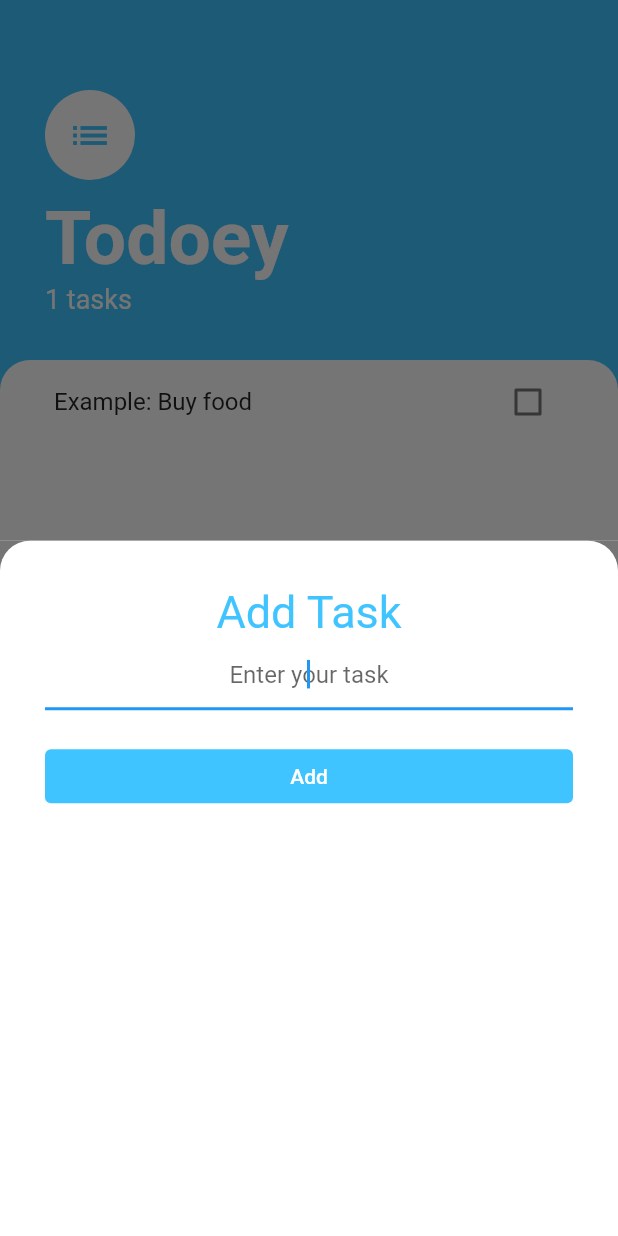
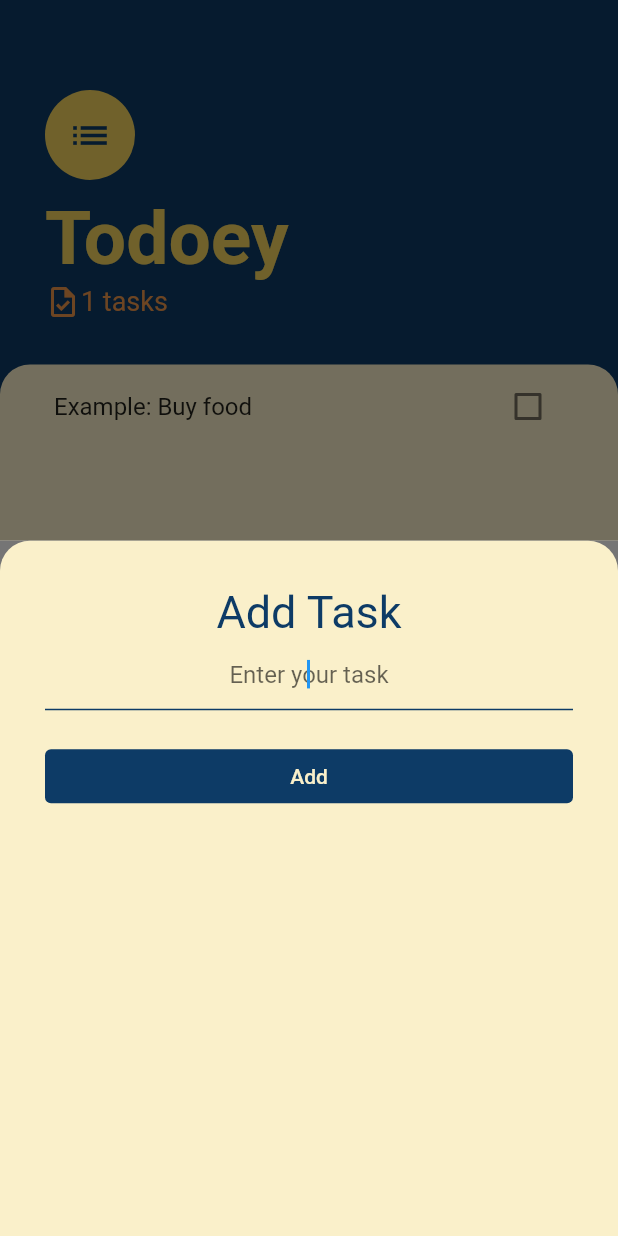
Before and after one commit to SanshanGan/todoey_flutter, a Flutter app: the screen it shows after launch, after a tap on the "add" icon, on a phone screen of 412 x 824 dp. Run offline on Flutter 3.47's test engine with Material 2 defaults, Android fonts, the phone set to English and light mode, and no system bars.

Commit message:
[sanshan]style: change the app color scheme

```diff
--- a/lib/screens/add_task_screen.dart
+++ b/lib/screens/add_task_screen.dart
@@ -14,7 +14,7 @@ class AddTaskScreen extends StatelessWidget {
       child: Container(
         padding: EdgeInsets.all(30.0),
         decoration: BoxDecoration(
-            color: Colors.white,
+            color: Color(0xFFFAF0CA),
             borderRadius: BorderRadius.only(
                 topLeft: Radius.circular(20.0),
                 topRight: Radius.circular(20.0))),
@@ -25,12 +25,20 @@ class AddTaskScreen extends StatelessWidget {
             Text(
               'Add Task',
               textAlign: TextAlign.center,
-              style: TextStyle(fontSize: 30.0, color: Colors.lightBlueAccent),
+              style: TextStyle(fontSize: 30.0, color: Color(0xFF0D3B66)),
             ),
             TextField(
               autofocus: true,
               textAlign: TextAlign.center,
-              decoration: InputDecoration(hintText: 'Enter your task'),
+              decoration: InputDecoration(
+                hintText: 'Enter your task',
+                enabledBorder: UnderlineInputBorder(
+                  borderSide: BorderSide(color: Color(0xFF0D3B66)),
+                ),
+                focusedBorder: UnderlineInputBorder(
+                  borderSide: BorderSide(color: Color(0xFF0D3B66)),
+                ),
+              ),
               onChanged: (newText) {
                 newTaskTitle = newText;
               },
@@ -39,17 +47,16 @@ class AddTaskScreen extends StatelessWidget {
               height: 20.0,
             ),
             TextButton(
-              child: Text('Add'),
-              style: ButtonStyle(
-                backgroundColor:
-                MaterialStateProperty.all(Colors.lightBlueAccent),
-                foregroundColor: MaterialStateProperty.all(Colors.white),
-              ),
-              onPressed: () {
-                Provider.of<TaskData>(context, listen: false).addTask(newTaskTitle);
-                Navigator.pop(context);
-              }
-            )
+                child: Text('Add'),
+                style: ButtonStyle(
+                  backgroundColor: MaterialStateProperty.all(Color(0xFF0D3B66)),
+                  foregroundColor: MaterialStateProperty.all(Color(0xFFFAF0CA)),
+                ),
+                onPressed: () {
+                  Provider.of<TaskData>(context, listen: false)
+                      .addTask(newTaskTitle);
+                  Navigator.pop(context);
+                })
           ],
         ),
       ),
--- a/lib/screens/tasks_screen.dart
+++ b/lib/screens/tasks_screen.dart
@@ -10,7 +10,7 @@ class TasksScreen extends StatelessWidget {
   @override
   Widget build(BuildContext context) {
     return Scaffold(
-      backgroundColor: Colors.lightBlueAccent,
+      backgroundColor: Color(0xFF0D3B66),
       floatingActionButton: FloatingActionButton(
         onPressed: () {
           showModalBottomSheet(
@@ -18,7 +18,7 @@ class TasksScreen extends StatelessWidget {
               builder: (context) => AddTaskScreen(),
           );
         },
-        backgroundColor: Colors.lightBlueAccent,
+        backgroundColor: Color(0xFF0D3B66),
         child: Icon(Icons.add),
       ),
       body: Column(
@@ -34,9 +34,9 @@ class TasksScreen extends StatelessWidget {
                   child: Icon(
                     Icons.list,
                     size: 30.0,
-                    color: Colors.lightBlueAccent,
+                    color: Color(0xFF0D3B66),
                   ),
-                  backgroundColor: Colors.white,
+                  backgroundColor: Color(0xFFF4D35E),
                   radius: 30.0,
                 ),
                 SizedBox(
@@ -45,16 +45,24 @@ class TasksScreen extends StatelessWidget {
                 Text(
                   'Todoey',
                   style: TextStyle(
-                      color: Colors.white,
+                      color: Color(0xFFF4D35E),
                       fontSize: 50.0,
                       fontWeight: FontWeight.w700),
                 ),
-                Text(
-                  '${Provider.of<TaskData>(context).taskCount} tasks',
-                  style: TextStyle(
-                    color: Colors.white,
-                    fontSize: 18.0,
-                  ),
+                Row(
+                  children: [
+                    Icon(
+                      Icons.task_outlined,
+                      color: Color(0xFFEE964B),
+                    ),
+                    Text(
+                      '${Provider.of<TaskData>(context).taskCount} tasks',
+                      style: TextStyle(
+                        color: Color(0xFFEE964B),
+                        fontSize: 18.0,
+                      ),
+                    ),
+                  ],
                 ),
               ],
             ),
@@ -63,7 +71,7 @@ class TasksScreen extends StatelessWidget {
             child: Container(
               padding: EdgeInsets.symmetric(horizontal: 20.0),
               decoration: BoxDecoration(
-                  color: Colors.white,
+                  color: Color(0xFFFAF0CA),
                   borderRadius: BorderRadius.only(
                     topLeft: Radius.circular(20.0),
                     topRight: Radius.circular(20.0),
--- a/lib/widgets/task_tile.dart
+++ b/lib/widgets/task_tile.dart
@@ -17,7 +17,7 @@ class TaskTile extends StatelessWidget {
         style: TextStyle(decoration: isChecked ? TextDecoration.lineThrough : null),
       ),
       trailing: Checkbox(
-        activeColor: Colors.lightBlueAccent,
+        activeColor: Color(0xFF0D3B66),
         value: isChecked,
         onChanged: checkboxCallback,
       ),
```
